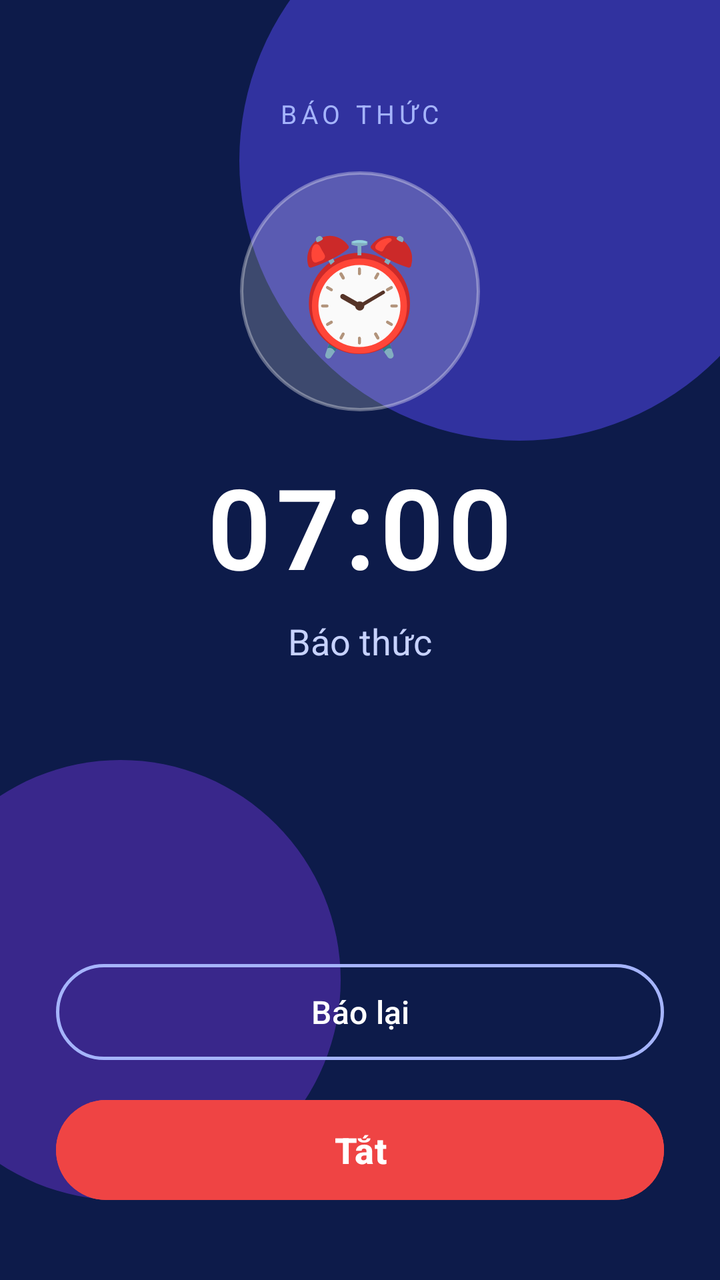
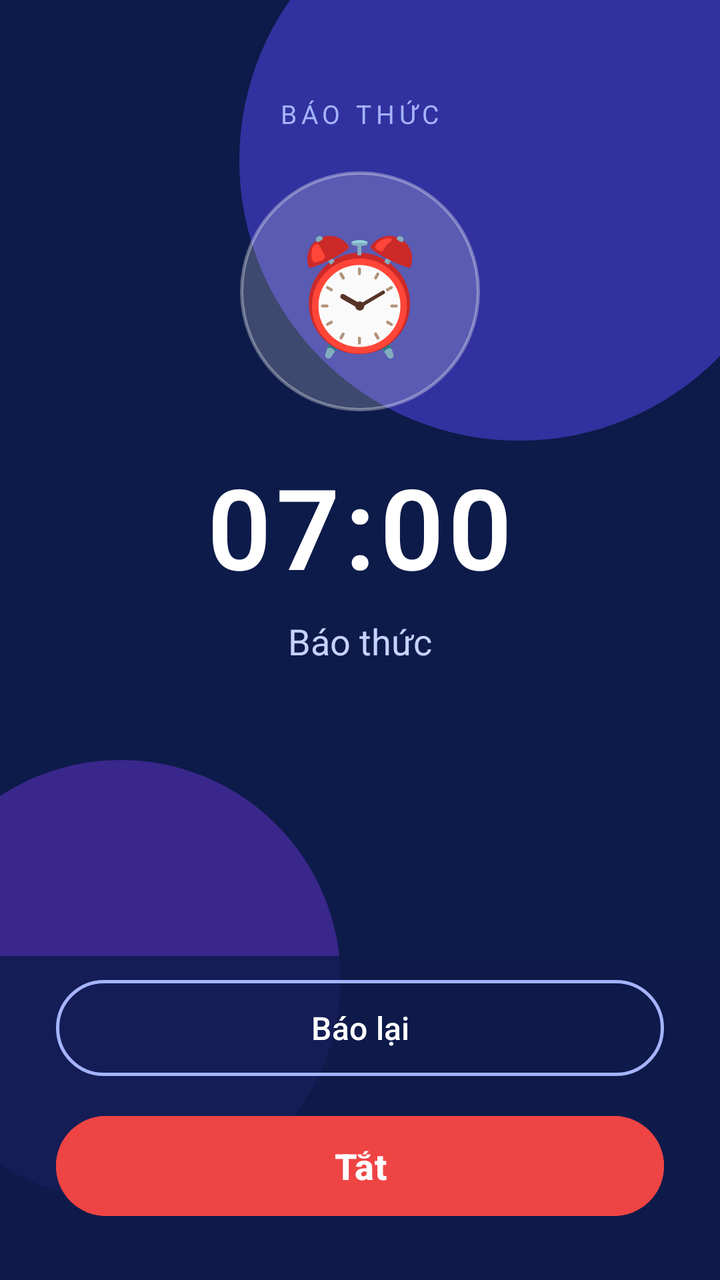

An Android layout rendered at two revisions. The XML below is the earlier revision; the diff shows what the commit changed to produce the second picture.
<!-- AndroidManifest.xml: activity theme Theme.AlarmClock.FullScreen -->
<!-- res/layout/activity_alarm_ring.xml -->
<?xml version="1.0" encoding="utf-8"?>
<FrameLayout xmlns:android="http://schemas.android.com/apk/res/android"
    xmlns:app="http://schemas.android.com/apk/res-auto"
    android:layout_width="match_parent"
    android:layout_height="match_parent"
    android:background="#0D1B4A">

    
    <View
        android:layout_width="280dp"
        android:layout_height="280dp"
        android:layout_gravity="top|end"
        android:layout_marginTop="-60dp"
        android:layout_marginEnd="-40dp"
        android:background="@drawable/bg_ring_blob_top"
        android:alpha="0.55" />
    <View
        android:layout_width="220dp"
        android:layout_height="220dp"
        android:layout_gravity="bottom|start"
        android:layout_marginBottom="40dp"
        android:layout_marginStart="-50dp"
        android:background="@drawable/bg_ring_blob_bottom"
        android:alpha="0.4" />

    <LinearLayout
        android:layout_width="match_parent"
        android:layout_height="match_parent"
        android:orientation="vertical"
        android:gravity="center_horizontal"
        android:paddingStart="28dp"
        android:paddingEnd="28dp"
        android:paddingTop="48dp"
        android:paddingBottom="36dp">

        <TextView
            android:layout_width="wrap_content"
            android:layout_height="wrap_content"
            android:text="BÁO THỨC"
            android:textAllCaps="true"
            android:letterSpacing="0.18"
            android:textSize="13sp"
            android:textColor="#A5B4FC"
            android:layout_marginBottom="20dp" />

        
        <FrameLayout
            android:layout_width="120dp"
            android:layout_height="120dp"
            android:layout_marginBottom="20dp"
            android:background="@drawable/bg_ring_icon_circle">
            <TextView
                android:layout_width="wrap_content"
                android:layout_height="wrap_content"
                android:layout_gravity="center"
                android:text="⏰"
                android:textSize="56sp" />
        </FrameLayout>

        <TextView
            android:id="@+id/tvRingTime"
            android:layout_width="wrap_content"
            android:layout_height="wrap_content"
            android:text="07:00"
            android:textSize="56sp"
            android:textStyle="bold"
            android:fontFamily="sans-serif-light"
            android:textColor="@android:color/white"
            android:letterSpacing="0.04" />

        <TextView
            android:id="@+id/tvLabel"
            android:layout_width="wrap_content"
            android:layout_height="wrap_content"
            android:text="Báo thức"
            android:textSize="18sp"
            android:textColor="#C7D2FE"
            android:layout_marginTop="8dp"
            android:layout_marginBottom="28dp" />

        
        <LinearLayout
            android:id="@+id/layoutMathChallenge"
            android:layout_width="match_parent"
            android:layout_height="wrap_content"
            android:orientation="vertical"
            android:gravity="center"
            android:padding="20dp"
            android:background="@drawable/bg_ring_card"
            android:layout_marginBottom="20dp"
            android:visibility="gone">

            <TextView
                android:layout_width="wrap_content"
                android:layout_height="wrap_content"
                android:text="@string/challenge_title"
                android:textColor="#A5B4FC"
                android:textSize="13sp"
                android:layout_marginBottom="8dp" />

            <TextView
                android:id="@+id/tvMathQuestion"
                android:layout_width="wrap_content"
                android:layout_height="wrap_content"
                android:text="12 + 15 = ?"
                android:textColor="@android:color/white"
                android:textSize="28sp"
                android:textStyle="bold" />

            <EditText
                android:id="@+id/edtMathAnswer"
                android:layout_width="160dp"
                android:layout_height="48dp"
                android:layout_marginTop="14dp"
                android:background="@drawable/bg_ring_input"
                android:hint="@string/challenge_hint"
                android:inputType="numberSigned"
                android:padding="12dp"
                android:textColor="@android:color/white"
                android:textColorHint="#94A3B8"
                android:gravity="center"
                android:textSize="18sp" />

            <com.google.android.material.button.MaterialButton
                android:id="@+id/btnSubmitMath"
                android:layout_width="wrap_content"
                android:layout_height="wrap_content"
                android:layout_marginTop="12dp"
                android:text="@string/confirm"
                android:backgroundTint="#6366F1"
                app:cornerRadius="24dp" />
        </LinearLayout>

        <LinearLayout
            android:id="@+id/layoutShakeChallenge"
            android:layout_width="match_parent"
            android:layout_height="wrap_content"
            android:orientation="vertical"
            android:gravity="center"
            android:padding="20dp"
            android:background="@drawable/bg_ring_card"
            android:layout_marginBottom="20dp"
            android:visibility="gone">

            <TextView
                android:layout_width="wrap_content"
                android:layout_height="wrap_content"
                android:text="@string/shake_instruction"
                android:textColor="#C7D2FE"
                android:textSize="15sp"
                android:gravity="center" />

            <TextView
                android:id="@+id/tvShakeProgress"
                android:layout_width="wrap_content"
                android:layout_height="wrap_content"
                android:layout_marginTop="12dp"
                android:text="0 / 10"
                android:textColor="@android:color/white"
                android:textSize="32sp"
                android:textStyle="bold" />
        </LinearLayout>


        
        <LinearLayout
            android:id="@+id/layoutReadChallenge"
            android:layout_width="match_parent"
            android:layout_height="wrap_content"
            android:orientation="vertical"
            android:gravity="center"
            android:padding="20dp"
            android:background="@drawable/bg_ring_card"
            android:layout_marginBottom="20dp"
            android:visibility="gone">
            <TextView
                android:layout_width="wrap_content"
                android:layout_height="wrap_content"
                android:text="Đọc to câu sau (không lặp câu cũ)"
                android:textColor="#A5B4FC"
                android:textSize="13sp"
                android:layout_marginBottom="8dp" />
            <TextView
                android:id="@+id/tvReadSentence"
                android:layout_width="match_parent"
                android:layout_height="wrap_content"
                android:text="..."
                android:textColor="@android:color/white"
                android:textSize="20sp"
                android:textStyle="bold"
                android:gravity="center"
                android:padding="8dp" />
            <TextView
                android:id="@+id/tvReadProgress"
                android:layout_width="wrap_content"
                android:layout_height="wrap_content"
                android:text="1 / 3"
                android:textColor="#C7D2FE"
                android:textSize="14sp"
                android:layout_marginTop="8dp" />
            <EditText
                android:id="@+id/edtReadAnswer"
                android:layout_width="match_parent"
                android:layout_height="48dp"
                android:layout_marginTop="12dp"
                android:background="@drawable/bg_ring_input"
                android:hint="Gõ lại câu (không dấu cũng được)"
                android:padding="12dp"
                android:textColor="@android:color/white"
                android:textColorHint="#94A3B8"
                android:gravity="center"
                android:inputType="text" />
            <com.google.android.material.button.MaterialButton
                android:id="@+id/btnSubmitRead"
                android:layout_width="wrap_content"
                android:layout_height="wrap_content"
                android:layout_marginTop="12dp"
                android:text="Xác nhận"
                android:backgroundTint="#6366F1"
                app:cornerRadius="24dp" />
        </LinearLayout>

        
        <LinearLayout
            android:id="@+id/layoutTapChallenge"
            android:layout_width="match_parent"
            android:layout_height="wrap_content"
            android:orientation="vertical"
            android:gravity="center"
            android:padding="20dp"
            android:background="@drawable/bg_ring_card"
            android:layout_marginBottom="20dp"
            android:visibility="gone">
            <TextView
                android:layout_width="wrap_content"
                android:layout_height="wrap_content"
                android:text="Bấm liên tục 200 lần (chống auto-click)"
                android:textColor="#A5B4FC"
                android:textSize="13sp"
                android:layout_marginBottom="8dp" />
            <TextView
                android:id="@+id/tvTapProgress"
                android:layout_width="wrap_content"
                android:layout_height="wrap_content"
                android:text="0 / 200"
                android:textColor="@android:color/white"
                android:textSize="36sp"
                android:textStyle="bold" />
            <TextView
                android:id="@+id/tvTapHint"
                android:layout_width="wrap_content"
                android:layout_height="wrap_content"
                android:text="Chạm nút bên dưới bằng tay"
                android:textColor="#FCA5A5"
                android:textSize="12sp"
                android:layout_marginTop="4dp" />
            <com.google.android.material.button.MaterialButton
                android:id="@+id/btnTapChallenge"
                android:layout_width="160dp"
                android:layout_height="160dp"
                android:layout_marginTop="16dp"
                android:text="BẤM"
                android:textSize="22sp"
                android:backgroundTint="#EF4444"
                app:cornerRadius="80dp" />
        </LinearLayout>

        <View
            android:layout_width="0dp"
            android:layout_height="0dp"
            android:layout_weight="1" />

        <com.google.android.material.button.MaterialButton
            android:id="@+id/btnSnooze"
            android:layout_width="match_parent"
            android:layout_height="56dp"
            android:text="@string/snooze"
            android:textSize="16sp"
            android:layout_marginBottom="12dp"
            style="@style/Widget.Material3.Button.OutlinedButton"
            android:textColor="@android:color/white"
            app:strokeColor="#A5B4FC"
            app:strokeWidth="1.5dp"
            app:cornerRadius="28dp" />

        <com.google.android.material.button.MaterialButton
            android:id="@+id/btnDismiss"
            android:layout_width="match_parent"
            android:layout_height="58dp"
            android:text="@string/dismiss"
            android:textSize="18sp"
            android:textStyle="bold"
            android:backgroundTint="#EF4444"
            app:cornerRadius="28dp"
            app:elevation="6dp" />
    </LinearLayout>
</FrameLayout>
<!-- resources referenced by this layout -->
<resources>
  <!-- drawable bg_ring_blob_bottom (drawable) -->
  <?xml version="1.0" encoding="utf-8"?>
  <shape xmlns:android="http://schemas.android.com/apk/res/android" android:shape="oval">
      <solid android:color="#7C3AED" />
  </shape>
  <!-- drawable bg_ring_blob_top (drawable) -->
  <?xml version="1.0" encoding="utf-8"?>
  <shape xmlns:android="http://schemas.android.com/apk/res/android" android:shape="oval">
      <solid android:color="#4F46E5" />
  </shape>
  <!-- drawable bg_ring_card (drawable) -->
  <?xml version="1.0" encoding="utf-8"?>
  <shape xmlns:android="http://schemas.android.com/apk/res/android" android:shape="rectangle">
      <solid android:color="#28FFFFFF" />
      <corners android:radius="20dp" />
      <stroke android:width="1dp" android:color="#33FFFFFF" />
  </shape>
  <!-- drawable bg_ring_icon_circle (drawable) -->
  <?xml version="1.0" encoding="utf-8"?>
  <shape xmlns:android="http://schemas.android.com/apk/res/android" android:shape="oval">
      <solid android:color="#33FFFFFF" />
      <stroke android:width="1.5dp" android:color="#55FFFFFF" />
  </shape>
  <!-- drawable bg_ring_input (drawable) -->
  <?xml version="1.0" encoding="utf-8"?>
  <shape xmlns:android="http://schemas.android.com/apk/res/android" android:shape="rectangle">
      <solid android:color="#221E3A8A" />
      <corners android:radius="14dp" />
      <stroke android:width="1dp" android:color="#66A5B4FC" />
  </shape>
  <string name="challenge_hint">Nhập kết quả</string>
  <string name="challenge_title">Giải toán để tắt báo thức</string>
  <string name="confirm">Xác nhận</string>
  <string name="dismiss">Tắt</string>
  <string name="shake_instruction">Lắc điện thoại để tắt báo thức</string>
  <string name="snooze">Báo lại</string>
  <style name="Theme.AlarmClock.FullScreen" parent="Theme.Material3.DayNight.NoActionBar">
          <item name="android:windowFullscreen">true</item>
          <item name="android:windowBackground">#1A237E</item>
      </style>
</resources>

<!-- the commit's change to res/layout/activity_alarm_ring.xml (unified diff, before → after) -->
@@ -269,6 +269,19 @@
             android:layout_width="0dp"
             android:layout_height="0dp"
             android:layout_weight="1" />
+    </LinearLayout>
+
+    
+    <LinearLayout
+        android:layout_width="match_parent"
+        android:layout_height="wrap_content"
+        android:layout_gravity="bottom"
+        android:orientation="vertical"
+        android:paddingStart="28dp"
+        android:paddingEnd="28dp"
+        android:paddingBottom="28dp"
+        android:paddingTop="8dp"
+        android:background="#CC0D1B4A">
 
         <com.google.android.material.button.MaterialButton
             android:id="@+id/btnSnooze"
